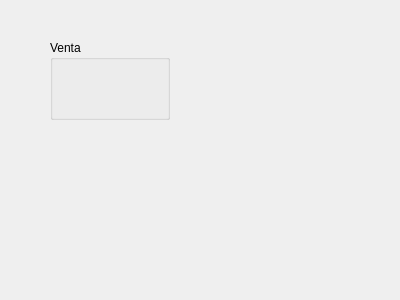
Before: the Qt Designer form views/forms/Venta.ui in NeFaWaltPint/pyqt-sqlserver-colab, drawn with Qt 5.
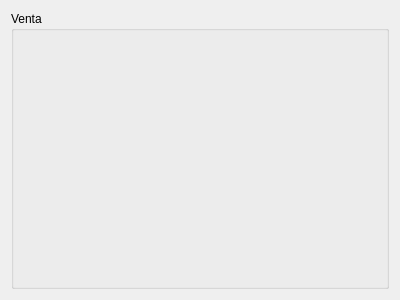
After: the same form once the commit is applied.

```diff
--- a/views/forms/Venta.ui
+++ b/views/forms/Venta.ui
@@ -13,19 +13,15 @@
   <property name="windowTitle">
    <string>Form</string>
   </property>
+  <layout class="QVBoxLayout" name="verticalLayout">
+   <item>
   <widget class="QGroupBox" name="groupBox">
-   <property name="geometry">
-    <rect>
-     <x>50</x>
-     <y>40</y>
-     <width>120</width>
-     <height>80</height>
-    </rect>
-   </property>
    <property name="title">
     <string>Venta</string>
    </property>
   </widget>
+   </item>
+  </layout>
  </widget>
  <resources/>
  <connections/>
```
Lines whose indentation alone changed are shown as unchanged.
